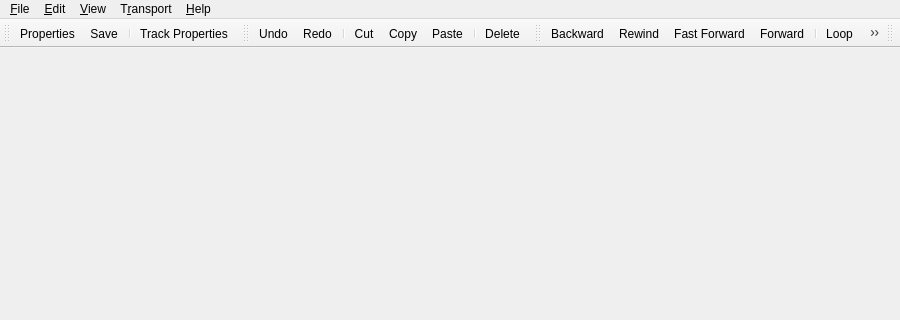
First picture: the form in src/qtractorAudioEditorForm.ui, repository rncbc/qtractor, before the edit; both pictures show x 0 to 900 and y 0 to 320 of the 900 by 600 pixel window.
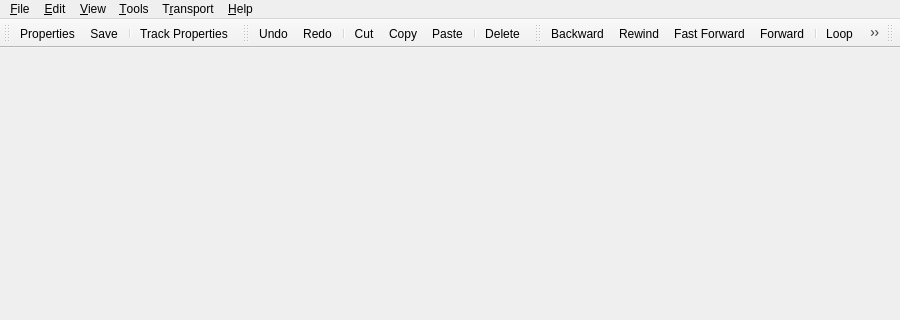
Second picture: the form after the edit. Icons and pictures are not drawn.

Commit message:
[xaudioedit] Audio tools dialog – new feature
  Add a new qtractorAudioToolsForm dialog for the Audio Clip Editor,
  modelled on the existing qtractorMidiToolsForm, providing five
  destructively-applied, fully undoable DSP tools on the current
  qtractorAudioEditor::audioClip() or a user-selected sub-range:

  Gain, Panning, Normalize, TimeStretch, PitchShift and Reverse.

The edit to the form file:
```diff
--- a/src/qtractorAudioEditorForm.ui
+++ b/src/qtractorAudioEditorForm.ui
@@ -123,6 +123,17 @@
     <addaction name="separator"/>
     <addaction name="viewRefreshAction"/>
    </widget>
+   <widget class="QMenu" name="toolsMenu">
+    <property name="title">
+     <string>&amp;Tools</string>
+    </property>
+    <addaction name="toolsGainAction"/>
+    <addaction name="toolsPanningAction"/>
+    <addaction name="toolsNormalizeAction"/>
+    <addaction name="toolsTimeStretchAction"/>
+    <addaction name="toolsPitchShiftAction"/>
+    <addaction name="toolsReverseAction"/>
+   </widget>
    <widget class="QMenu" name="editMenu">
     <property name="title">
      <string>&amp;Edit</string>
@@ -190,6 +201,7 @@
    <addaction name="fileMenu"/>
    <addaction name="editMenu"/>
    <addaction name="viewMenu"/>
+   <addaction name="toolsMenu"/>
    <addaction name="transportMenu"/>
    <addaction name="helpMenu"/>
   </widget>
```
Left out of the diff: 86 changed lines with no effect on the pictures. The commit also changes 28 other files.
